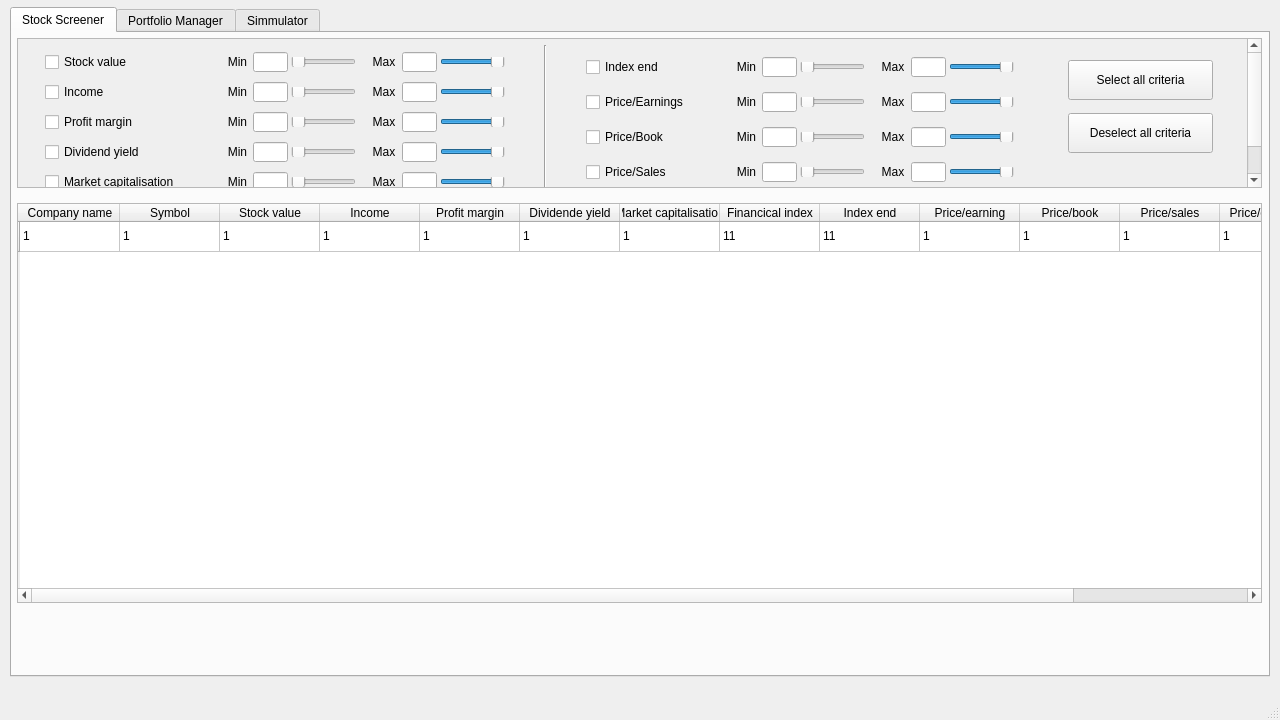
This is QT/market-analysis_qt/mainwindow.ui in Gendostie/market-analysis as Qt 5 draws it before an edit. The edited form follows.
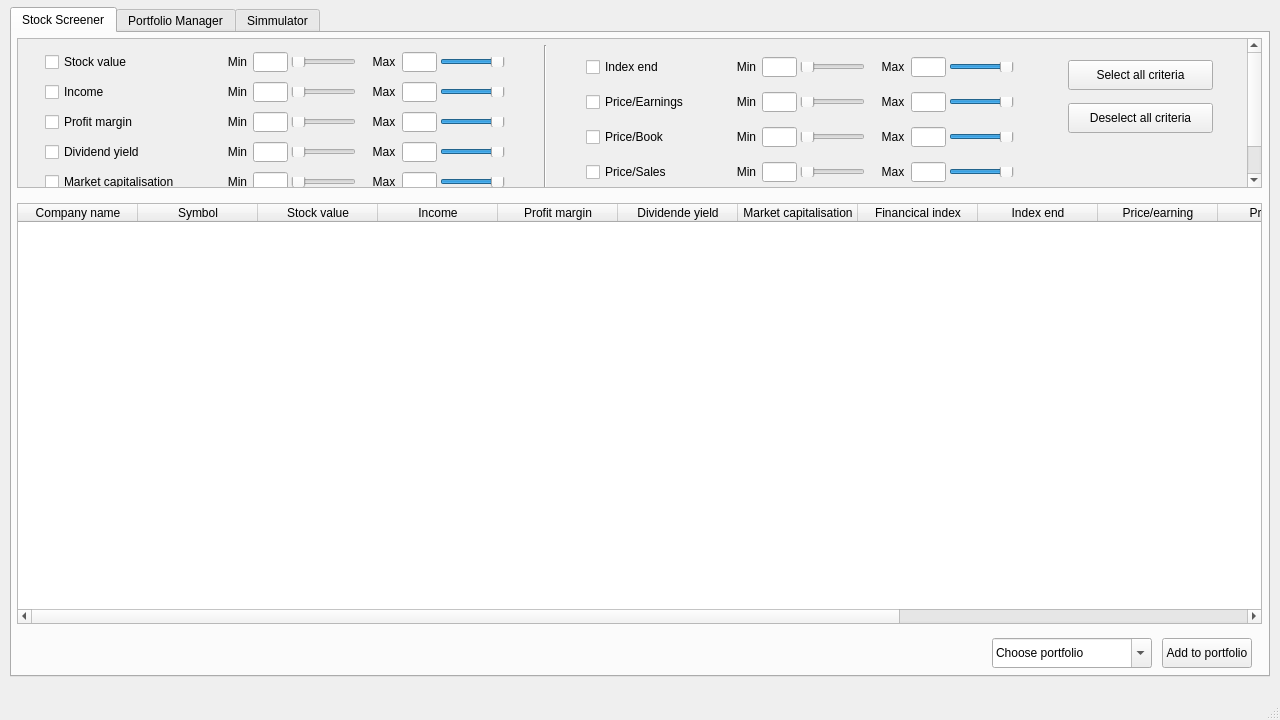
This is the edited form.

What changed in the file:
```diff
--- a/QT/market-analysis_qt/mainwindow.ui
+++ b/QT/market-analysis_qt/mainwindow.ui
@@ -2471,13 +2471,13 @@
              <property name="minimumSize">
               <size>
                <width>145</width>
-               <height>40</height>
+               <height>30</height>
               </size>
              </property>
              <property name="maximumSize">
               <size>
                <width>145</width>
-               <height>40</height>
+               <height>30</height>
               </size>
              </property>
              <property name="text">
@@ -2506,13 +2506,13 @@
              <property name="minimumSize">
               <size>
                <width>145</width>
-               <height>40</height>
+               <height>30</height>
               </size>
              </property>
              <property name="maximumSize">
               <size>
                <width>145</width>
-               <height>40</height>
+               <height>30</height>
               </size>
              </property>
              <property name="text">
@@ -2548,14 +2548,42 @@
         <x>5</x>
         <y>170</y>
         <width>1245</width>
-        <height>400</height>
+        <height>421</height>
        </rect>
       </property>
-      <row>
-       <property name="text">
-        <string/>
-       </property>
-      </row>
+      <property name="alternatingRowColors">
+       <bool>true</bool>
+      </property>
+      <property name="gridStyle">
+       <enum>Qt::SolidLine</enum>
+      </property>
+      <property name="sortingEnabled">
+       <bool>true</bool>
+      </property>
+      <attribute name="horizontalHeaderCascadingSectionResizes">
+       <bool>true</bool>
+      </attribute>
+      <attribute name="horizontalHeaderDefaultSectionSize">
+       <number>120</number>
+      </attribute>
+      <attribute name="horizontalHeaderMinimumSectionSize">
+       <number>40</number>
+      </attribute>
+      <attribute name="horizontalHeaderShowSortIndicator" stdset="0">
+       <bool>true</bool>
+      </attribute>
+      <attribute name="horizontalHeaderStretchLastSection">
+       <bool>false</bool>
+      </attribute>
+      <attribute name="verticalHeaderVisible">
+       <bool>false</bool>
+      </attribute>
+      <attribute name="verticalHeaderCascadingSectionResizes">
+       <bool>true</bool>
+      </attribute>
+      <attribute name="verticalHeaderMinimumSectionSize">
+       <number>25</number>
+      </attribute>
       <column>
        <property name="text">
         <string>Company name</string>
@@ -2638,79 +2666,86 @@
         <string notr="true"/>
        </property>
       </column>
-      <item row="0" column="0">
+     </widget>
+     <widget class="QComboBox" name="comboBox_stockScreener_portfolio">
+      <property name="geometry">
+       <rect>
+        <x>980</x>
+        <y>605</y>
+        <width>160</width>
+        <height>30</height>
+       </rect>
+      </property>
+      <property name="minimumSize">
+       <size>
+        <width>160</width>
+        <height>30</height>
+       </size>
+      </property>
+      <property name="maximumSize">
+       <size>
+        <width>160</width>
+        <height>30</height>
+       </size>
+      </property>
+      <property name="editable">
+       <bool>true</bool>
+      </property>
+      <item>
        <property name="text">
-        <string>1</string>
+        <string>Choose portfolio</string>
        </property>
-       <property name="flags">
-        <set>ItemIsSelectable|ItemIsUserCheckable|ItemIsEnabled</set>
-       </property>
       </item>
-      <item row="0" column="1">
+      <item>
        <property name="text">
-        <string>1</string>
+        <string>insect</string>
        </property>
       </item>
-      <item row="0" column="2">
+      <item>
        <property name="text">
-        <string>1</string>
+        <string>chat</string>
        </property>
       </item>
-      <item row="0" column="3">
+      <item>
        <property name="text">
-        <string>1</string>
+        <string>chien</string>
        </property>
       </item>
-      <item row="0" column="4">
+      <item>
        <property name="text">
-        <string>1</string>
+        <string>oiseau</string>
        </property>
       </item>
-      <item row="0" column="5">
+      <item>
        <property name="text">
-        <string>1</string>
+        <string>poisson</string>
        </property>
       </item>
-      <item row="0" column="6">
-       <property name="text">
-        <string>1</string>
-       </property>
-      </item>
-      <item row="0" column="7">
-       <property name="text">
-        <string>11</string>
-       </property>
-      </item>
-      <item row="0" column="8">
-       <property name="text">
-        <string>11</string>
-       </property>
-      </item>
-      <item row="0" column="9">
-       <property name="text">
-        <string>1</string>
-       </property>
-      </item>
-      <item row="0" column="10">
-       <property name="text">
-        <string>1</string>
-       </property>
-      </item>
-      <item row="0" column="11">
-       <property name="text">
-        <string>1</string>
-       </property>
-      </item>
-      <item row="0" column="12">
-       <property name="text">
-        <string>1</string>
-       </property>
-      </item>
-      <item row="0" column="13">
-       <property name="text">
-        <string/>
-       </property>
-      </item>
+     </widget>
+     <widget class="QPushButton" name="pushButton_stockScreener_addPortfolio">
+      <property name="geometry">
+       <rect>
+        <x>1150</x>
+        <y>605</y>
+        <width>90</width>
+        <height>30</height>
+       </rect>
+      </property>
+      <property name="minimumSize">
+       <size>
+        <width>90</width>
+        <height>30</height>
+       </size>
+      </property>
+      <property name="maximumSize">
+       <size>
+        <width>90</width>
+        <height>30</height>
+       </size>
+      </property>
+      <property name="text">
+       <string>Add to portfolio</string>
+      </property>
      </widget>
     </widget>
     <widget class="QWidget" name="tabPortfolioManager">
```
Left out of the diff: 2 changed lines with no effect on the pictures.
